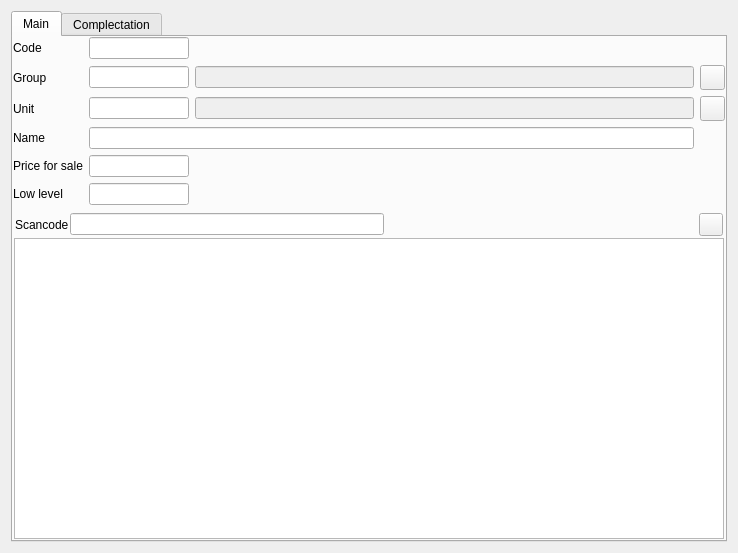
Qt form Editors/ce5goods.ui (End1-1/Cafe5) before a commit.
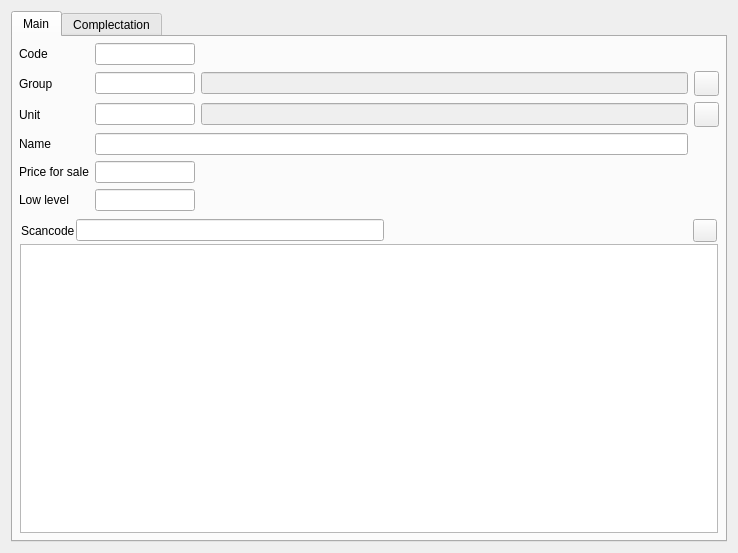
The same form after that commit. Icons and pictures are not drawn. Custom widgets are drawn as their Qt base class.

Diff of the .ui file:
```diff
--- a/Editors/ce5goods.ui
+++ b/Editors/ce5goods.ui
@@ -25,16 +25,16 @@
       </attribute>
       <layout class="QGridLayout" name="gridLayout_2">
        <property name="leftMargin">
-        <number>0</number>
+        <number>6</number>
        </property>
        <property name="topMargin">
-        <number>0</number>
+        <number>6</number>
        </property>
        <property name="rightMargin">
-        <number>0</number>
+        <number>6</number>
        </property>
        <property name="bottomMargin">
-        <number>0</number>
+        <number>6</number>
        </property>
        <item row="0" column="0">
         <widget class="QLabel" name="label">
```
Left out of the diff: 3 changed lines with no effect on the pictures.
